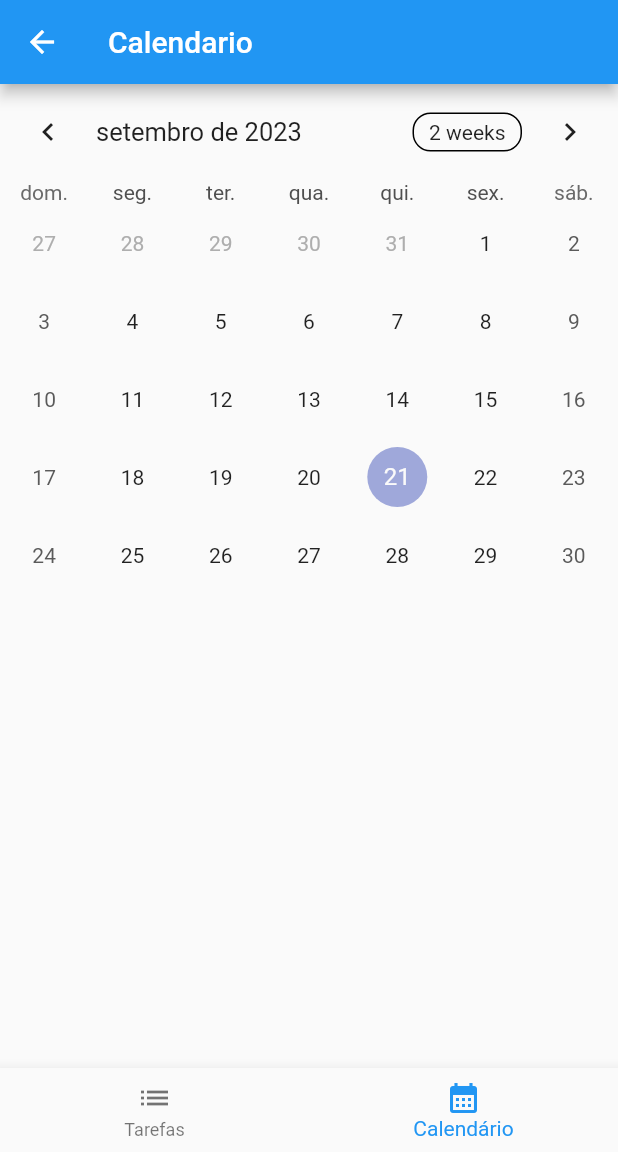
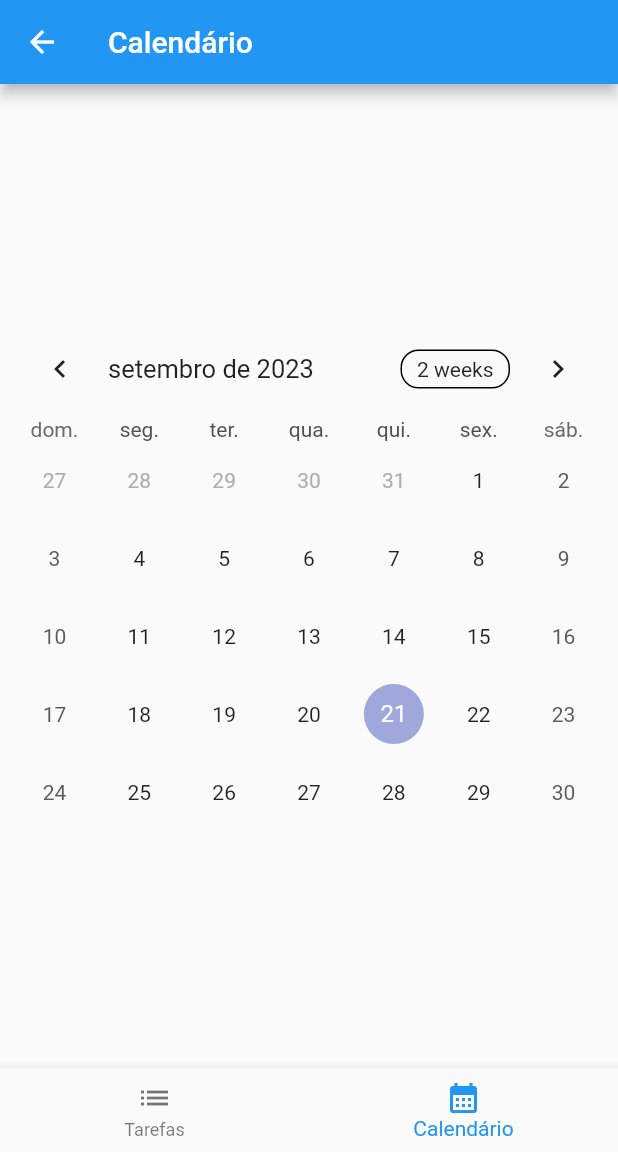
Before and after one commit to CaptLuckyTiger/MemoTask, a Flutter app: the Home screen opened by its route, item 2 of the bottom bar chosen, on a phone screen of 412 x 824 dp, the part 84-1236 px from its top. Run offline on Flutter 3.47's test engine with Material 2 defaults, Android fonts, the phone set to English and light mode, and no system bars; drawn by our look-alikes of table_calendar.

```diff
--- a/lib/View/login_page.dart
+++ b/lib/View/login_page.dart
@@ -1,5 +1,5 @@
 import 'package:flutter/material.dart';
-
+import '../constants/colors.dart';
 import '../ViewModel/login_view_model.dart';
 
 class LoginPage extends StatelessWidget {
@@ -17,7 +17,7 @@ class LoginPage extends StatelessWidget {
         title: const Text('Memo Task'),
       ),
       body: Container(
-        color: const Color.fromARGB(255, 255, 255, 255),
+        color: tdBGColor,
         padding: const EdgeInsets.all(16.0),
         child: Center(
           child: Form(
@@ -50,7 +50,8 @@ class LoginPage extends StatelessWidget {
                       final loginSuccessful =
                           await viewModel.login(username, password);
                       if (loginSuccessful) {
-                        Navigator.pushReplacementNamed(context, '/home'); // se a senha estiver correta ira para proxima tela "home".
+                        Navigator.pushReplacementNamed(context,
+                            '/home'); // se a senha estiver correta ira para proxima tela "home".
                       } else {
                         ScaffoldMessenger.of(context).showSnackBar(
                           const SnackBar(
--- a/lib/constants/colors.dart
+++ b/lib/constants/colors.dart
@@ -1,7 +1,7 @@
 import 'package:flutter/material.dart';
 
-const Color tdRed = Color(0xFFDA4040);
-const Color tdBlue = Color.fromARGB(255, 12, 77, 255);
+const Color tdRed = Colors.redAccent;
+const Color tdBlue = Colors.blue;
 
 const Color tdBlack = Color(0xFF3A3A3A);
 const Color tdGrey = Color(0xFF717171);
--- a/lib/main.dart
+++ b/lib/main.dart
@@ -1,18 +1,11 @@
 import 'package:flutter/material.dart';
 import 'package:flutter/services.dart';
 import 'package:intl/date_symbol_data_local.dart';
-import 'package:intl/intl.dart';  // esse packgake Intl foi usado para deixar outros packges em português como o calendario.
+import 'package:intl/intl.dart'; // esse packgake Intl foi usado para deixar outros packges em português como o calendario.
 import './screens/home.dart';
 import 'View/login_page.dart';
 
 void main() {
-  // Inicializar data para Português Brasil
-  initializeDateFormatting('pt_BR', null).then((_) {
-    // Setando localidade português Brasil (pt_BR)
-    var locale = const Locale('pt', 'BR');
-    Intl.defaultLocale = locale.toString();
-  });
-
   runApp(const MyApp());
 }
 
@@ -21,8 +14,15 @@ class MyApp extends StatelessWidget {
 
   @override
   Widget build(BuildContext context) {
+    // Inicializar data para Português Brasil
+    initializeDateFormatting('pt_BR', null).then((_) {
+      // Setando localidade português Brasil (pt_BR)
+      var locale = const Locale('pt', 'BR');
+      Intl.defaultLocale = locale.toString();
+    });
     SystemChrome.setSystemUIOverlayStyle(
         const SystemUiOverlayStyle(statusBarColor: Colors.transparent));
+
     return MaterialApp(
       debugShowCheckedModeBanner: false, // Desliga a marca de agua do banner.
       title: 'MemoTask',
--- a/lib/screens/add_task_screen.dart
+++ b/lib/screens/add_task_screen.dart
@@ -1,10 +1,10 @@
 import 'package:flutter/material.dart';
 
 class AddTaskScreen extends StatefulWidget {
-  const AddTaskScreen({super.key});
+  const AddTaskScreen({Key? key}) : super(key: key);
 
   @override
-  _AddTaskScreenState createState() => _AddTaskScreenState();
+  State<AddTaskScreen> createState() => _AddTaskScreenState();
 }
 
 class _AddTaskScreenState extends State<AddTaskScreen> {
@@ -26,7 +26,7 @@ class _AddTaskScreenState extends State<AddTaskScreen> {
               controller: _taskController,
               decoration: const InputDecoration(
                   hintText: 'Titulo da tarefa',
-                  //errorText: 'O nome não pode ser vazio',
+                  //errorText: 'O titulo não pode ser vazio',
                   border: OutlineInputBorder()),
             ),
             const SizedBox(height: 20.0),
--- a/lib/screens/calendar_screen.dart
+++ b/lib/screens/calendar_screen.dart
@@ -1,11 +1,12 @@
 import 'package:flutter/material.dart';
-import 'package:table_calendar/table_calendar.dart'; // Import the table_calendar package
+import 'package:table_calendar/table_calendar.dart';
+import '../constants/colors.dart';
 
 class CalendarScreen extends StatefulWidget {
   const CalendarScreen({Key? key}) : super(key: key);
 
   @override
-  _CalendarScreenState createState() => _CalendarScreenState();
+  State<CalendarScreen> createState() => _CalendarScreenState();
 }
 
 class _CalendarScreenState extends State<CalendarScreen> {
@@ -17,19 +18,18 @@ class _CalendarScreenState extends State<CalendarScreen> {
   Widget build(BuildContext context) {
     return Scaffold(
       appBar: AppBar(
-        title: const Text('Calendario'),
-        backgroundColor: Colors.blue, // Cor azul do calendario
+        title: const Text('Calendário'),
+        backgroundColor: tdBlue,
       ),
       body: Center(
-        child: Column(
-          children: [
-            TableCalendar(
+        child: Padding(
+          padding: const EdgeInsets.all(8.0),
+          child: TableCalendar(
             calendarFormat: _calendarFormat,
             focusedDay: _focusedDay,
             firstDay: DateTime(2000),
             lastDay: DateTime(2050),
             selectedDayPredicate: (day) {
-                // Use isso para mudar o estilo do calendario.
               return isSameDay(_selectedDay, day);
             },
             onFormatChanged: (format) {
@@ -37,16 +37,12 @@ class _CalendarScreenState extends State<CalendarScreen> {
                 _calendarFormat = format;
               });
             },
-              onPageChanged: (focusedDay) {
-                // No-op
-              },
             onDaySelected: (selectedDay, focusedDay) {
               setState(() {
                 _selectedDay = selectedDay;
               });
             },
           ),
-          ],
         ),
       ),
     );
--- a/lib/screens/home.dart
+++ b/lib/screens/home.dart
@@ -72,7 +72,6 @@ class _HomeState extends State<Home> {
 
   Widget _buildBody() {
     if (_currentIndex == 0) {
-      // Conteúdo da lista de tarefas
       return Stack(
         children: [
           Container(
@@ -84,28 +83,16 @@ class _HomeState extends State<Home> {
               children: [
                 searchBox(),
                 Expanded(
-                  child: ListView(
-                    children: [
-                      Container(
-                        margin: const EdgeInsets.only(
-                          top: 50,
-                          bottom: 20,
-                        ),
-                        child: const Text(
-                          'Tarefas',
-                          style: TextStyle(
-                            fontSize: 30,
-                            fontWeight: FontWeight.w500,
-                          ),
-                        ),
-                      ),
-                      for (ToDo todoo in _foundToDo.reversed)
-                        ToDoItem(
-                          todo: todoo,
-                          onToDoChanged: _handleToDoChange,
-                          onDeleteItem: _deleteToDoItem,
-                        ),
-                    ],
+                  child: ListView.builder(
+                    itemCount: _foundToDo.length,
+                    itemBuilder: (context, index) {
+                      final todo = _foundToDo[index];
+                      return ToDoItem(
+                        todo: todo,
+                        onToDoChanged: _handleToDoChange,
+                        onDeleteItem: _deleteToDoItem,
+                      );
+                    },
                   ),
                 )
               ],
@@ -114,7 +101,7 @@ class _HomeState extends State<Home> {
         ],
       );
     } else {
-      return CalendarScreen(); // retorna a função do calendario na tela home.
+      return const CalendarScreen();
     }
   }
 
@@ -161,7 +148,7 @@ class _HomeState extends State<Home> {
     return Container(
       padding: const EdgeInsets.symmetric(horizontal: 15),
       decoration: BoxDecoration(
-        color: Colors.white,
+        color: tdBGColor,
         borderRadius: BorderRadius.circular(20),
       ),
       child: TextField(
@@ -187,7 +174,7 @@ class _HomeState extends State<Home> {
 
   AppBar _buildAppBar() {
     return AppBar(
-      backgroundColor: Colors.blue, // Defina a cor da barra superior como azul
+      backgroundColor: tdBlue,
       elevation: 0,
       title: const Text('MemoTask'),
       actions: [
@@ -213,7 +200,7 @@ class _HomeState extends State<Home> {
         children: [
           DrawerHeader(
             decoration: const BoxDecoration(
-              color: Colors.blue, // Use a mesma cor da barra superior
+              color: tdBlue,
             ),
             child: Column(
               crossAxisAlignment: CrossAxisAlignment.start,
@@ -230,14 +217,14 @@ class _HomeState extends State<Home> {
                 const Text(
                   'Seu Nome',
                   style: TextStyle(
-                    color: Colors.white,
+                    color: tdBGColor,
                     fontSize: 18,
                   ),
                 ),
                 const Text(
                   'email@example.com',
                   style: TextStyle(
-                    color: Colors.white,
+                    color: tdBGColor,
                     fontSize: 14,
                   ),
                 ),
```
Lines whose indentation alone changed are shown as unchanged.
